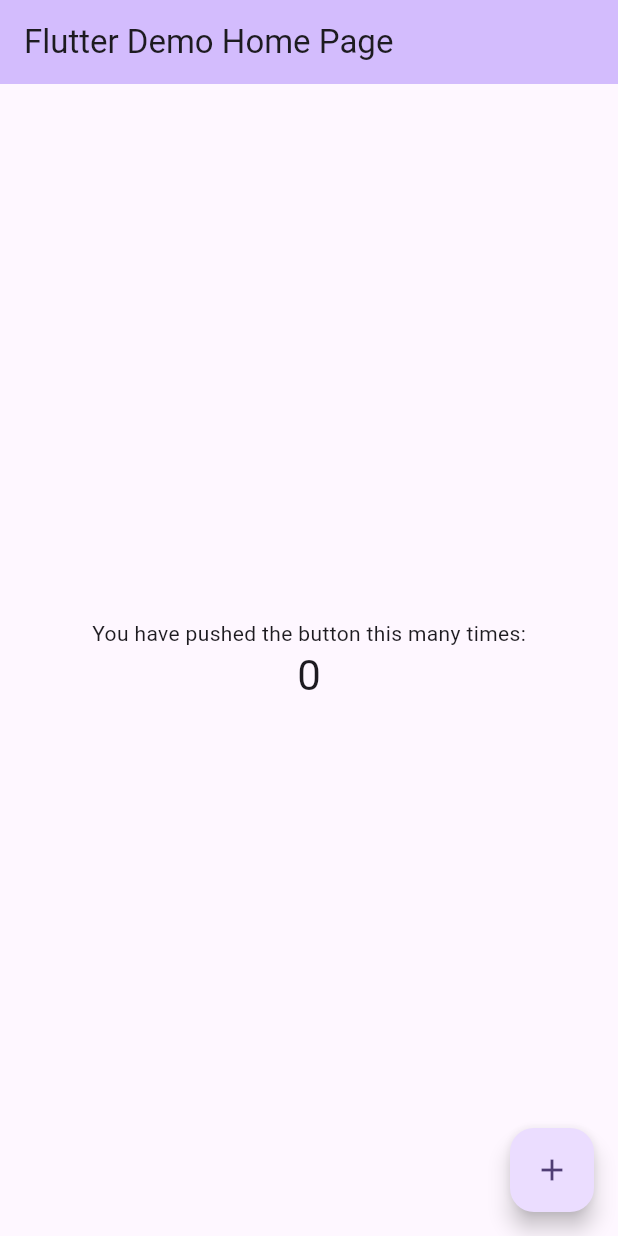
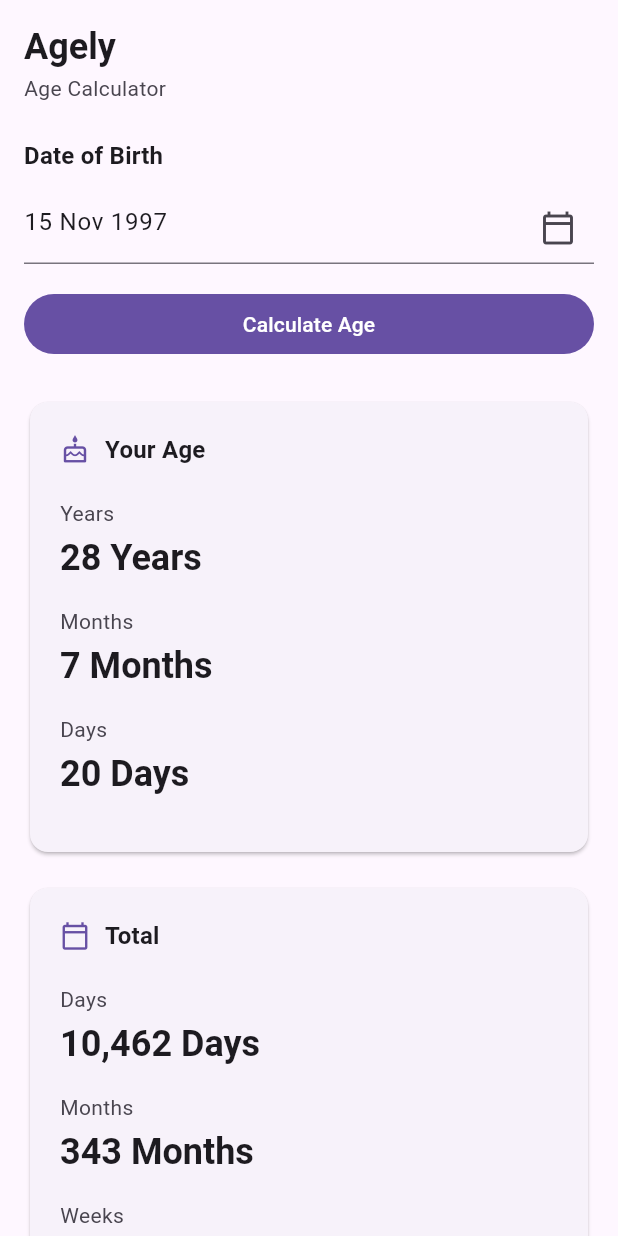
Before and after one commit to ChandraChaan/age-calculator-app, a Flutter app: the screen it shows after launch, on a phone screen of 412 x 824 dp. Run offline on Flutter 3.47's test engine with Material 3 defaults, Android fonts, the phone set to English and light mode, and no system bars.

Commit message:
feat: implement core UI and theme for Agely Age Calculator
This commit establishes the foundational UI and styling for the Agely application, transitioning from the default Flutter boilerplate to a custom Material 3 implementation.

Key changes include:
- Defined a comprehensive `AppTheme` with custom ColorScheme, AppBar, Card, Button, and Input decoration themes.
- Implemented the `HomePage` layout featuring a date picker field and result sections.
- Created reusable `ResultSectionCard` and `ResultValue` widgets for displaying age data.
- Established a feature-first directory structure with necessary `.gitkeep` files.
- Added `intl` and `provider` dependencies to `pubspec.yaml`.
- Updated `main.dart` and `test/widget_test.dart` to reflect the new application structure and branding.
- Rewrote `README.md` to outline product direction, project structure, and state management.
- Refined `analysis_options.yaml` with stricter linting rules and cleaned up `.gitignore`.

```diff
--- /dev/null
+++ b/lib/features/age_calculator/presentation/home_page.dart
@@ -0,0 +1,131 @@
+import 'package:agely/features/age_calculator/presentation/widgets/result_section_card.dart';
+import 'package:flutter/material.dart';
+import 'package:intl/intl.dart';
+
+class HomePage extends StatelessWidget {
+  const HomePage({super.key});
+
+  static final DateFormat _birthdayFormat = DateFormat('d MMMM y');
+
+  @override
+  Widget build(BuildContext context) {
+    const dateOfBirth = '15 Nov 1997';
+
+    return Scaffold(
+      appBar: AppBar(
+        toolbarHeight: 84,
+        title: Column(
+          crossAxisAlignment: CrossAxisAlignment.start,
+          children: [
+            Text(
+              'Agely',
+              style: Theme.of(
+                context,
+              ).textTheme.headlineSmall?.copyWith(fontWeight: FontWeight.w700),
+            ),
+            const SizedBox(height: 2),
+            Text(
+              'Age Calculator',
+              style: Theme.of(context).textTheme.bodyMedium?.copyWith(
+                color: Theme.of(context).colorScheme.onSurfaceVariant,
+              ),
+            ),
+          ],
+        ),
+      ),
+      body: SafeArea(
+        child: SingleChildScrollView(
+          padding: const EdgeInsets.fromLTRB(16, 8, 16, 24),
+          child: ConstrainedBox(
+            constraints: const BoxConstraints(maxWidth: 640),
+            child: Column(
+              crossAxisAlignment: CrossAxisAlignment.stretch,
+              children: [
+                Text(
+                  'Date of Birth',
+                  style: Theme.of(context).textTheme.titleMedium?.copyWith(
+                    fontWeight: FontWeight.w600,
+                  ),
+                ),
+                const SizedBox(height: 12),
+                _DatePickerField(value: dateOfBirth, onTap: () {}),
+                const SizedBox(height: 16),
+                FilledButton(
+                  onPressed: () {},
+                  child: const Text('Calculate Age'),
+                ),
+                const SizedBox(height: 24),
+                const ResultSectionCard(
+                  icon: Icons.cake_outlined,
+                  title: 'Your Age',
+                  children: [
+                    ResultValue(label: 'Years', value: '28 Years'),
+                    ResultValue(label: 'Months', value: '7 Months'),
+                    ResultValue(label: 'Days', value: '20 Days'),
+                  ],
+                ),
+                const SizedBox(height: 16),
+                const ResultSectionCard(
+                  icon: Icons.calendar_today_outlined,
+                  title: 'Total',
+                  children: [
+                    ResultValue(label: 'Days', value: '10,462 Days'),
+                    ResultValue(label: 'Months', value: '343 Months'),
+                    ResultValue(label: 'Weeks', value: '1,494 Weeks'),
+                  ],
+                ),
+                const SizedBox(height: 16),
+                ResultSectionCard(
+                  icon: Icons.celebration_outlined,
+                  title: 'Next Birthday',
+                  children: [
+                    const ResultValue(
+                      label: 'Remaining',
+                      value: '132 Days Remaining',
+                    ),
+                    ResultValue(
+                      label: 'Date',
+                      value: _birthdayFormat.format(DateTime(2026, 11, 15)),
+                    ),
+                  ],
+                ),
+                const SizedBox(height: 20),
+                Center(
+                  child: Text(
+                    'Version 1.0',
+                    style: Theme.of(context).textTheme.bodySmall?.copyWith(
+                      color: Theme.of(context).colorScheme.onSurfaceVariant,
+                    ),
+                  ),
+                ),
+              ],
+            ),
+          ),
+        ),
+      ),
+    );
+  }
+}
+
+class _DatePickerField extends StatelessWidget {
+  const _DatePickerField({required this.value, required this.onTap});
+
+  final String value;
+  final VoidCallback onTap;
+
+  @override
+  Widget build(BuildContext context) {
+    return InkWell(
+      borderRadius: BorderRadius.circular(18),
+      onTap: onTap,
+      child: IgnorePointer(
+        child: TextFormField(
+          initialValue: value,
+          decoration: const InputDecoration(
+            suffixIcon: Icon(Icons.calendar_today_outlined),
+          ),
+        ),
+      ),
+    );
+  }
+}
--- /dev/null
+++ b/lib/features/age_calculator/presentation/widgets/result_section_card.dart
@@ -0,0 +1,76 @@
+import 'package:flutter/material.dart';
+
+class ResultSectionCard extends StatelessWidget {
+  const ResultSectionCard({
+    required this.icon,
+    required this.title,
+    required this.children,
+    super.key,
+  });
+
+  final IconData icon;
+  final String title;
+  final List<Widget> children;
+
+  @override
+  Widget build(BuildContext context) {
+    final colorScheme = Theme.of(context).colorScheme;
+
+    return Card(
+      child: Padding(
+        padding: const EdgeInsets.all(20),
+        child: Column(
+          crossAxisAlignment: CrossAxisAlignment.start,
+          children: [
+            Row(
+              children: [
+                Icon(icon, size: 20, color: colorScheme.primary),
+                const SizedBox(width: 10),
+                Text(
+                  title,
+                  style: Theme.of(context).textTheme.titleMedium?.copyWith(
+                    fontWeight: FontWeight.w700,
+                  ),
+                ),
+              ],
+            ),
+            const SizedBox(height: 20),
+            ...children,
+          ],
+        ),
+      ),
+    );
+  }
+}
+
+class ResultValue extends StatelessWidget {
+  const ResultValue({required this.label, required this.value, super.key});
+
+  final String label;
+  final String value;
+
+  @override
+  Widget build(BuildContext context) {
+    return Padding(
+      padding: const EdgeInsets.only(bottom: 16),
+      child: Column(
+        crossAxisAlignment: CrossAxisAlignment.start,
+        children: [
+          Text(
+            label,
+            style: Theme.of(context).textTheme.bodyMedium?.copyWith(
+              color: Theme.of(context).colorScheme.onSurfaceVariant,
+            ),
+          ),
+          const SizedBox(height: 4),
+          Text(
+            value,
+            style: Theme.of(
+              context,
+            ).textTheme.headlineSmall?.copyWith(fontWeight: FontWeight.w700),
+          ),
+        ],
+      ),
+    );
+  }
+}
--- a/lib/main.dart
+++ b/lib/main.dart
@@ -1,122 +1,21 @@
+import 'package:agely/core/theme/app_theme.dart';
+import 'package:agely/features/age_calculator/presentation/home_page.dart';
 import 'package:flutter/material.dart';
 
 void main() {
-  runApp(const MyApp());
+  runApp(const AgelyApp());
 }
 
-class MyApp extends StatelessWidget {
-  const MyApp({super.key});
+class AgelyApp extends StatelessWidget {
+  const AgelyApp({super.key});
 
-  // This widget is the root of your application.
   @override
   Widget build(BuildContext context) {
     return MaterialApp(
-      title: 'Flutter Demo',
-      theme: ThemeData(
-        // This is the theme of your application.
-        //
-        // TRY THIS: Try running your application with "flutter run". You'll see
-        // the application has a purple toolbar. Then, without quitting the app,
-        // try changing the seedColor in the colorScheme below to Colors.green
-        // and then invoke "hot reload" (save your changes or press the "hot
-        // reload" button in a Flutter-supported IDE, or press "r" if you used
-        // the command line to start the app).
-        //
-        // Notice that the counter didn't reset back to zero; the application
-        // state is not lost during the reload. To reset the state, use hot
-        // restart instead.
-        //
-        // This works for code too, not just values: Most code changes can be
-        // tested with just a hot reload.
-        colorScheme: .fromSeed(seedColor: Colors.deepPurple),
-      ),
-      home: const MyHomePage(title: 'Flutter Demo Home Page'),
+      title: 'Agely',
+      debugShowCheckedModeBanner: false,
+      theme: AppTheme.light(),
+      home: const HomePage(),
     );
   }
 }
-
-class MyHomePage extends StatefulWidget {
-  const MyHomePage({super.key, required this.title});
-
-  // This widget is the home page of your application. It is stateful, meaning
-  // that it has a State object (defined below) that contains fields that affect
-  // how it looks.
-
-  // This class is the configuration for the state. It holds the values (in this
-  // case the title) provided by the parent (in this case the App widget) and
-  // used by the build method of the State. Fields in a Widget subclass are
-  // always marked "final".
-
-  final String title;
-
-  @override
-  State<MyHomePage> createState() => _MyHomePageState();
-}
-
-class _MyHomePageState extends State<MyHomePage> {
-  int _counter = 0;
-
-  void _incrementCounter() {
-    setState(() {
-      // This call to setState tells the Flutter framework that something has
-      // changed in this State, which causes it to rerun the build method below
-      // so that the display can reflect the updated values. If we changed
-      // _counter without calling setState(), then the build method would not be
-      // called again, and so nothing would appear to happen.
-      _counter++;
-    });
-  }
-
-  @override
-  Widget build(BuildContext context) {
-    // This method is rerun every time setState is called, for instance as done
-    // by the _incrementCounter method above.
-    //
-    // The Flutter framework has been optimized to make rerunning build methods
-    // fast, so that you can just rebuild anything that needs updating rather
-    // than having to individually change instances of widgets.
-    return Scaffold(
-      appBar: AppBar(
-        // TRY THIS: Try changing the color here to a specific color (to
-        // Colors.amber, perhaps?) and trigger a hot reload to see the AppBar
-        // change color while the other colors stay the same.
-        backgroundColor: Theme.of(context).colorScheme.inversePrimary,
-        // Here we take the value from the MyHomePage object that was created by
-        // the App.build method, and use it to set our appbar title.
-        title: Text(widget.title),
-      ),
-      body: Center(
-        // Center is a layout widget. It takes a single child and positions it
-        // in the middle of the parent.
-        child: Column(
-          // Column is also a layout widget. It takes a list of children and
-          // arranges them vertically. By default, it sizes itself to fit its
-          // children horizontally, and tries to be as tall as its parent.
-          //
-          // Column has various properties to control how it sizes itself and
-          // how it positions its children. Here we use mainAxisAlignment to
-          // center the children vertically; the main axis here is the vertical
-          // axis because Columns are vertical (the cross axis would be
-          // horizontal).
-          //
-          // TRY THIS: Invoke "debug painting" (choose the "Toggle Debug Paint"
-          // action in the IDE, or press "p" in the console), to see the
-          // wireframe for each widget.
-          mainAxisAlignment: .center,
-          children: [
-            const Text('You have pushed the button this many times:'),
-            Text(
-              '$_counter',
-              style: Theme.of(context).textTheme.headlineMedium,
-            ),
-          ],
-        ),
-      ),
-      floatingActionButton: FloatingActionButton(
-        onPressed: _incrementCounter,
-        tooltip: 'Increment',
-        child: const Icon(Icons.add),
-      ),
-    );
-  }
-}
```
Also changed, not shown: analysis_options.yaml (+10 -24 lines), pubspec.yaml (+5 -73 lines), pubspec.lock, 9 other files.
